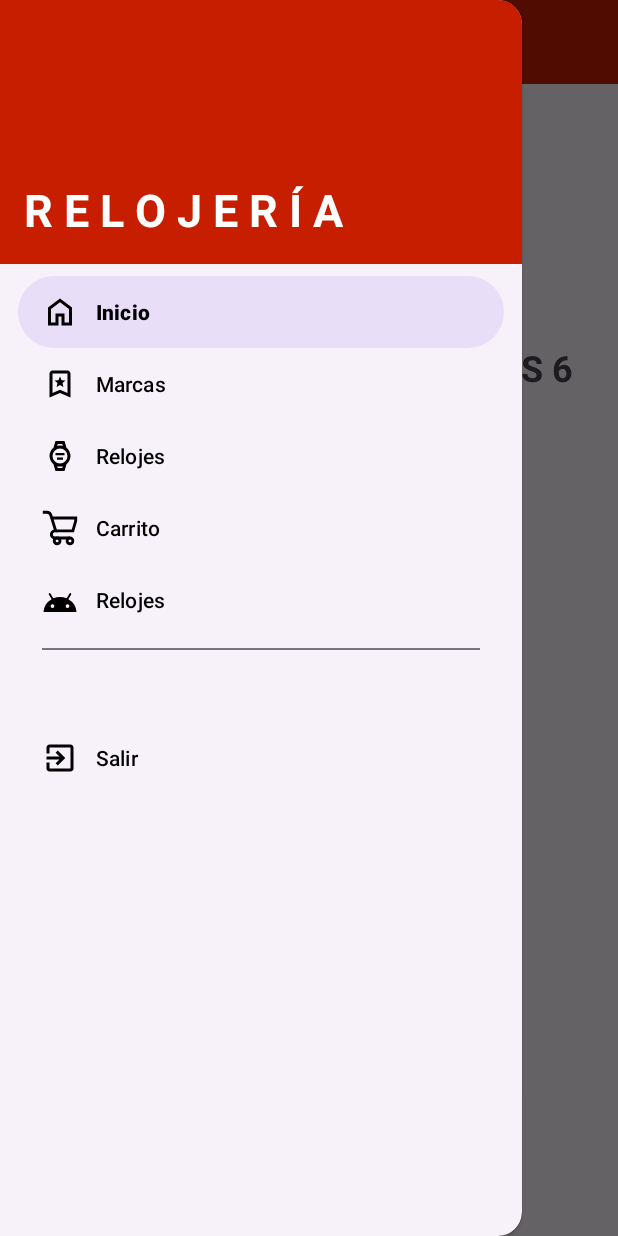
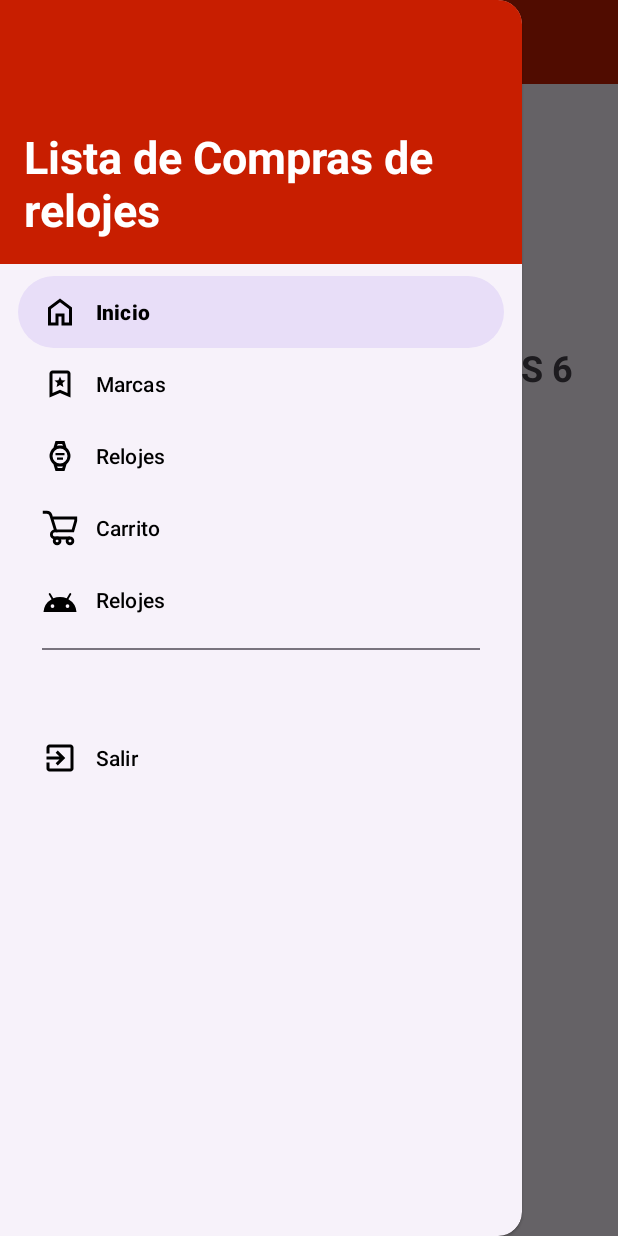
Before and after one commit to orangeletters/Parcial_numero_2, an Android app: the screen it shows after launch (MainActivity), with the side drawer open, on a phone screen of 412 x 824 dp. Run offline under Robolectric (Android 15) with nearby library versions, the light colour scheme and no system bars.

Commit message:
Update nav_header.xml

```diff
--- a/app/src/main/res/layout/nav_header.xml
+++ b/app/src/main/res/layout/nav_header.xml
@@ -12,7 +12,7 @@
     <TextView
         android:layout_width="wrap_content"
         android:layout_height="wrap_content"
-        android:text="R E L O J E R Í A"
+        android:text="Lista de Compras de relojes"
         android:textColor="@color/white"
         android:textSize="30sp"
         android:textStyle="bold"
```
